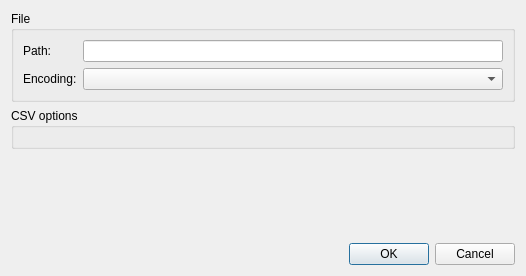
Above: src/mdtcsv/mdtCsvFileGeneratorSettingsDialog.ui from scandyna/multidiagtools before the change. Below: the same form after it.
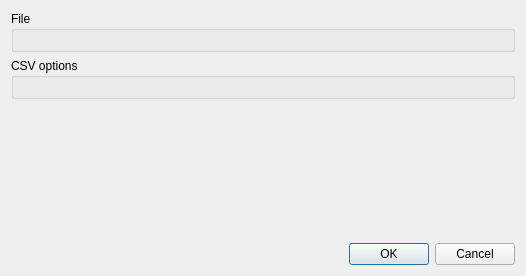
That is the form after the change. Custom widgets are drawn as their Qt base class.

Patch:
```diff
--- a/src/mdtcsv/mdtCsvFileGeneratorSettingsDialog.ui
+++ b/src/mdtcsv/mdtCsvFileGeneratorSettingsDialog.ui
@@ -19,26 +19,9 @@
      <property name="title">
       <string>File</string>
      </property>
-     <layout class="QFormLayout" name="formLayout">
-      <item row="0" column="0">
-       <widget class="QLabel" name="lbFilePath">
-        <property name="text">
-         <string>Path:</string>
-        </property>
-       </widget>
-      </item>
-      <item row="0" column="1">
-       <widget class="QLineEdit" name="leFilePath"/>
-      </item>
-      <item row="1" column="0">
-       <widget class="QLabel" name="lbFileEncoding">
-        <property name="text">
-         <string>Encoding:</string>
-        </property>
-       </widget>
-      </item>
-      <item row="1" column="1">
-       <widget class="QComboBox" name="cbFileEncoding"/>
+     <layout class="QVBoxLayout" name="verticalLayout_3">
+      <item>
+       <widget class="mdtCsvFileGeneratorFileSettingsWidget" name="wFileSettings" native="true"/>
       </item>
      </layout>
     </widget>
@@ -87,6 +70,12 @@
    <header>mdtCsvGeneratorSettingsWidget.h</header>
    <container>1</container>
   </customwidget>
+  <customwidget>
+   <class>mdtCsvFileGeneratorFileSettingsWidget</class>
+   <extends>QWidget</extends>
+   <header>mdtCsvFileGeneratorFileSettingsWidget.h</header>
+   <container>1</container>
+  </customwidget>
  </customwidgets>
  <resources/>
  <connections>
```
